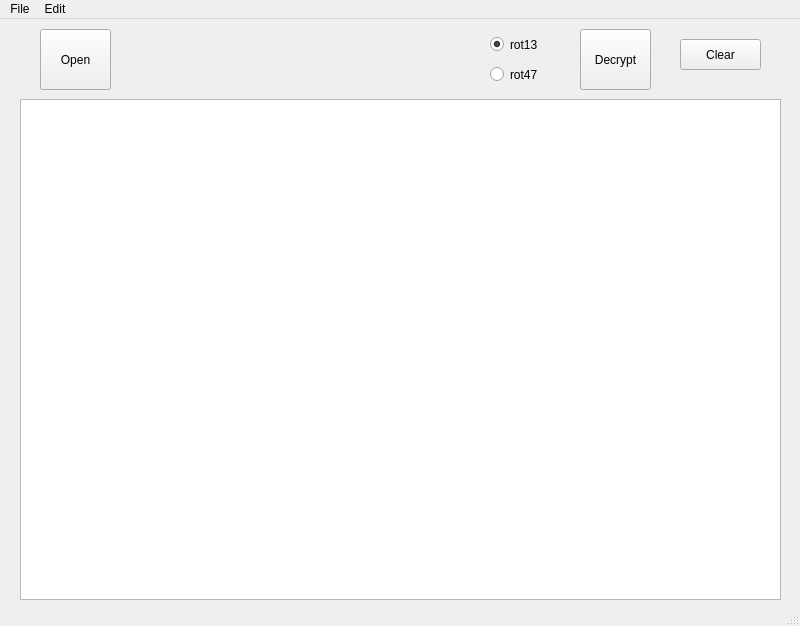
This is rot13/rot13_gui.ui in soerenb/python-snippets as Qt 5 draws it before an edit. The edited form follows.
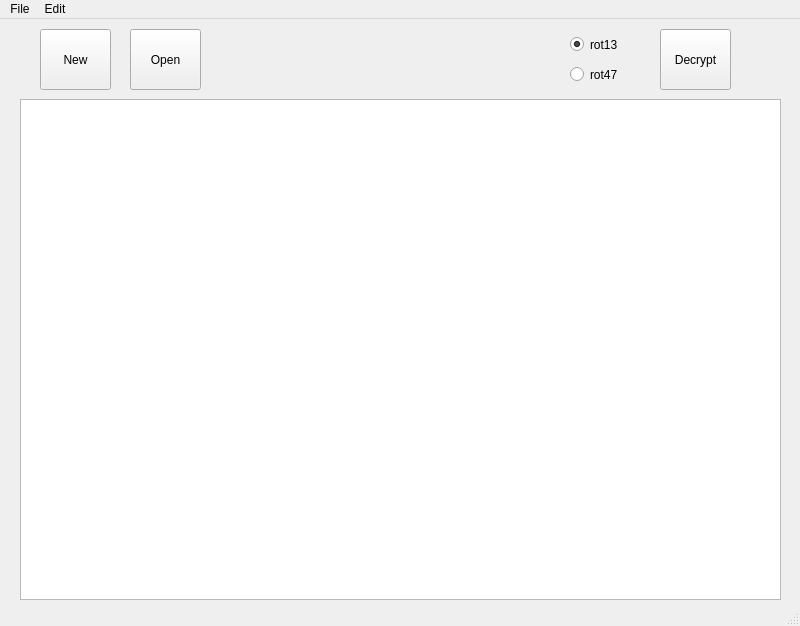
This is the edited form. Icons and pictures are not drawn. Custom widgets are drawn as their Qt base class.

Commit message: rot13: Replace 'clear' button with toolbutton 'New'

Patch:
```diff
--- a/rot13/rot13_gui.ui
+++ b/rot13/rot13_gui.ui
@@ -27,7 +27,7 @@
    <widget class="QToolButton" name="toolButtonDecrypt">
     <property name="geometry">
      <rect>
-      <x>580</x>
+      <x>660</x>
       <y>10</y>
       <width>71</width>
       <height>61</height>
@@ -54,26 +54,10 @@
      <enum>Qt::ToolButtonTextUnderIcon</enum>
     </property>
    </widget>
-   <widget class="QPushButton" name="pushButtonClear">
-    <property name="geometry">
-     <rect>
-      <x>680</x>
-      <y>20</y>
-      <width>81</width>
-      <height>31</height>
-     </rect>
-    </property>
-    <property name="toolTip">
-     <string>&lt;html&gt;&lt;head/&gt;&lt;body&gt;&lt;p&gt;Clear text.&lt;/p&gt;&lt;/body&gt;&lt;/html&gt;</string>
-    </property>
-    <property name="text">
-     <string>Clear</string>
-    </property>
-   </widget>
    <widget class="QRadioButton" name="radioButton">
     <property name="geometry">
      <rect>
-      <x>490</x>
+      <x>570</x>
       <y>40</y>
       <width>61</width>
       <height>31</height>
@@ -89,7 +73,7 @@
    <widget class="QRadioButton" name="radioButton_2">
     <property name="geometry">
      <rect>
-      <x>490</x>
+      <x>570</x>
       <y>10</y>
       <width>61</width>
       <height>31</height>
@@ -108,7 +92,7 @@
    <widget class="QToolButton" name="toolButtonOpenFile">
     <property name="geometry">
      <rect>
-      <x>40</x>
+      <x>130</x>
       <y>10</y>
       <width>71</width>
       <height>61</height>
@@ -135,6 +119,34 @@
      <enum>Qt::ToolButtonTextUnderIcon</enum>
     </property>
    </widget>
+   <widget class="QToolButton" name="toolButtonNewFile">
+    <property name="geometry">
+     <rect>
+      <x>40</x>
+      <y>10</y>
+      <width>71</width>
+      <height>61</height>
+     </rect>
+    </property>
+    <property name="toolTip">
+     <string>&lt;html&gt;&lt;head/&gt;&lt;body&gt;&lt;p&gt;Open file.&lt;/p&gt;&lt;/body&gt;&lt;/html&gt;</string>
+    </property>
+    <property name="text">
+     <string>New</string>
+    </property>
+    <property name="icon">
+     <iconset theme="document-new"/>
+    </property>
+    <property name="iconSize">
+     <size>
+      <width>32</width>
+      <height>32</height>
+     </size>
+    </property>
+    <property name="toolButtonStyle">
+     <enum>Qt::ToolButtonTextUnderIcon</enum>
+    </property>
+   </widget>
   </widget>
   <widget class="QMenuBar" name="menubar">
    <property name="geometry">
```
Left out of the diff: 86 changed lines with no effect on the pictures.
